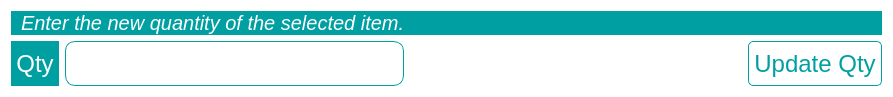
Qt form app/ui/quantity_edit_input.ui (FlicksonJ/labify) before a commit.
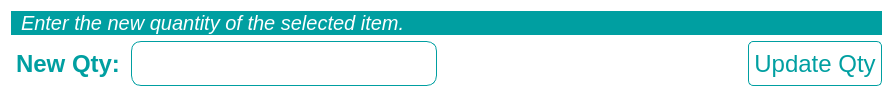
The same form after that commit.

Commit message: FIX: Update quantity_edit input for the previous BREAKING CHANGE

Patch:
```diff
--- a/app/ui/quantity_edit_input.ui
+++ b/app/ui/quantity_edit_input.ui
@@ -7,7 +7,7 @@
     <x>0</x>
     <y>0</y>
     <width>893</width>
-    <height>87</height>
+    <height>95</height>
    </rect>
   </property>
   <property name="windowTitle">
@@ -25,6 +25,11 @@
 	padding-right: 5px;
 }
 
+#qty_label {
+	background: #fff;
+	color: rgb(0, 159, 161);
+}
+
 QLineEdit {
 	border: 1px solid rgb(0, 159, 161);
 	border-radius: 10px;
@@ -79,10 +84,11 @@
        <property name="font">
         <font>
          <pointsize>18</pointsize>
+         <bold>true</bold>
         </font>
        </property>
        <property name="text">
-        <string>Qty</string>
+        <string>New Qty:</string>
        </property>
        <property name="alignment">
         <set>Qt::AlignCenter</set>
```
The commit also changes 2 other files.
